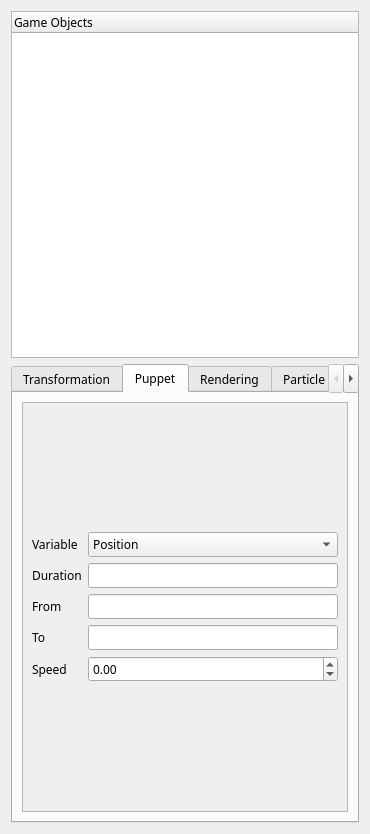
Before: the Qt Designer form Source/UI/HierarchyWidget.ui in kevinmore/Project-Nebula, drawn with Qt 5.
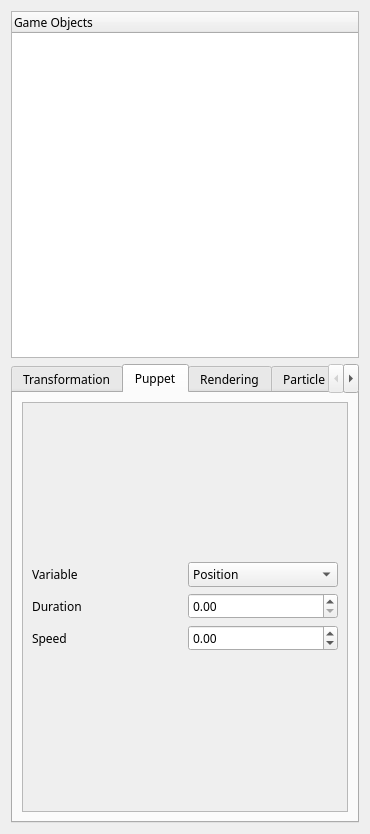
After: the same form once the commit is applied. The open tabs and pages were chosen to show the change.

Commit message: Starting to re-design the transform tab

What changed in the file:
```diff
--- a/Source/UI/HierarchyWidget.ui
+++ b/Source/UI/HierarchyWidget.ui
@@ -475,33 +475,13 @@
           <layout class="QVBoxLayout" name="verticalLayout_14">
            <item>
             <layout class="QGridLayout" name="gridLayout_2">
-             <item row="3" column="1">
-              <widget class="QLineEdit" name="lineEdit_To"/>
-             </item>
              <item row="2" column="0">
-              <widget class="QLabel" name="label_38">
-               <property name="text">
-                <string>From</string>
-               </property>
-              </widget>
-             </item>
-             <item row="4" column="0">
               <widget class="QLabel" name="label_40">
                <property name="text">
                 <string>Speed</string>
                </property>
               </widget>
              </item>
-             <item row="3" column="0">
-              <widget class="QLabel" name="label_39">
-               <property name="text">
-                <string>To</string>
-               </property>
-              </widget>
-             </item>
-             <item row="2" column="1">
-              <widget class="QLineEdit" name="lineEdit_From"/>
-             </item>
              <item row="0" column="1">
               <widget class="QComboBox" name="comboBox_BehaviourType">
                <item>
@@ -535,10 +515,7 @@
                </property>
               </widget>
              </item>
-             <item row="1" column="1">
-              <widget class="QLineEdit" name="lineEdit_Duration"/>
-             </item>
-             <item row="4" column="1">
+             <item row="2" column="1">
               <widget class="QDoubleSpinBox" name="doubleSpinBox_PuppetSpeed">
                <property name="minimum">
                 <double>-99999.990000000005239</double>
@@ -548,6 +525,16 @@
                </property>
               </widget>
              </item>
+             <item row="1" column="1">
+              <widget class="QDoubleSpinBox" name="doubleSpinBox_PuppetDuration">
+               <property name="minimum">
+                <double>0.000000000000000</double>
+               </property>
+               <property name="maximum">
+                <double>99999.990000000005239</double>
+               </property>
+              </widget>
+             </item>
             </layout>
            </item>
           </layout>
```
Left out of the diff: 32 changed lines with no effect on the pictures.
